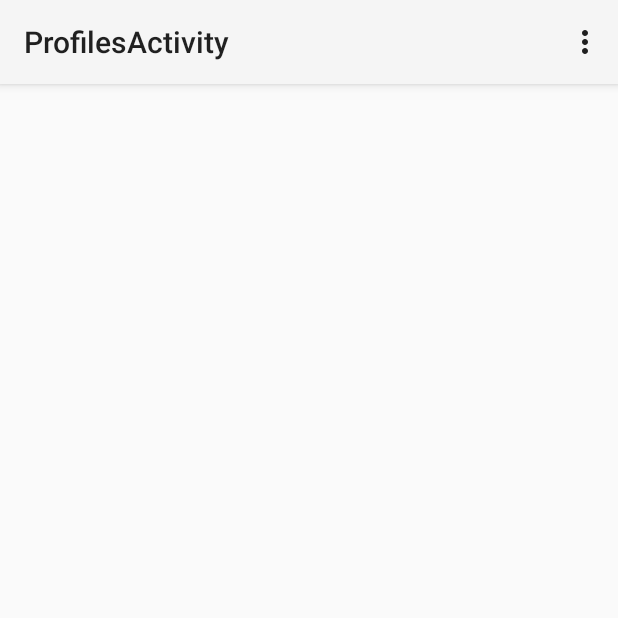
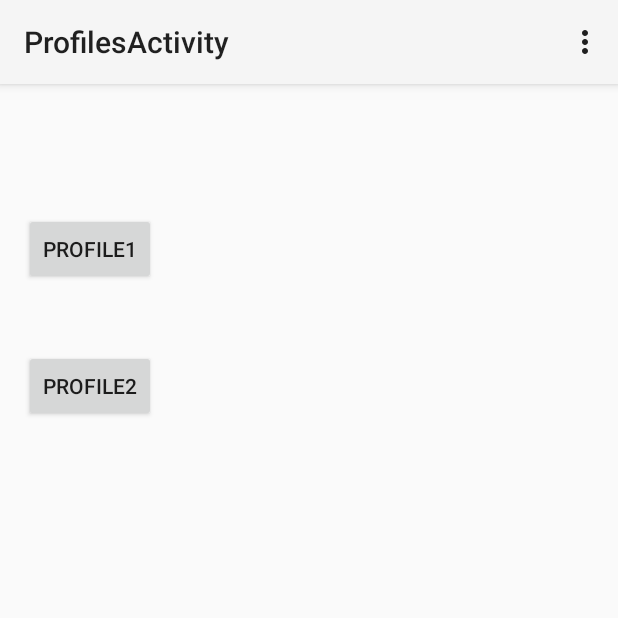
Before and after one commit to tmcqueen723/Cmps_115_sleep_app, an Android app: the ProfilesActivity screen opened directly, with no data from a screen before it, on a phone screen of 412 x 824 dp, the top half of it. Run offline under Robolectric (Android 15) with nearby library versions, the phone set to English and light mode, and no system bars.

Commit message:
changes that shouldn't fuck things up
added basic UI to all pages

```diff
--- a/app/src/main/res/layout/activity_profiles.xml
+++ b/app/src/main/res/layout/activity_profiles.xml
@@ -6,4 +6,21 @@
     android:paddingBottom="@dimen/activity_vertical_margin"
     tools:context="dreamteam.time2sleep.ProfilesActivity">
 
+    <Button
+        android:layout_width="wrap_content"
+        android:layout_height="wrap_content"
+        android:text="Profile1"
+        android:id="@+id/profile1"
+        android:layout_alignParentTop="true"
+        android:layout_alignParentStart="true"
+        android:layout_marginTop="70dp" />
+
+    <Button
+        android:layout_width="wrap_content"
+        android:layout_height="wrap_content"
+        android:text="Profile2"
+        android:id="@+id/profile2"
+        android:layout_below="@+id/profile1"
+        android:layout_alignParentStart="true"
+        android:layout_marginTop="43dp" />
 </RelativeLayout>
```
Also changed, not shown: app/src/main/res/layout/activity_settings.xml (+36 -0 lines), 1 other file.
